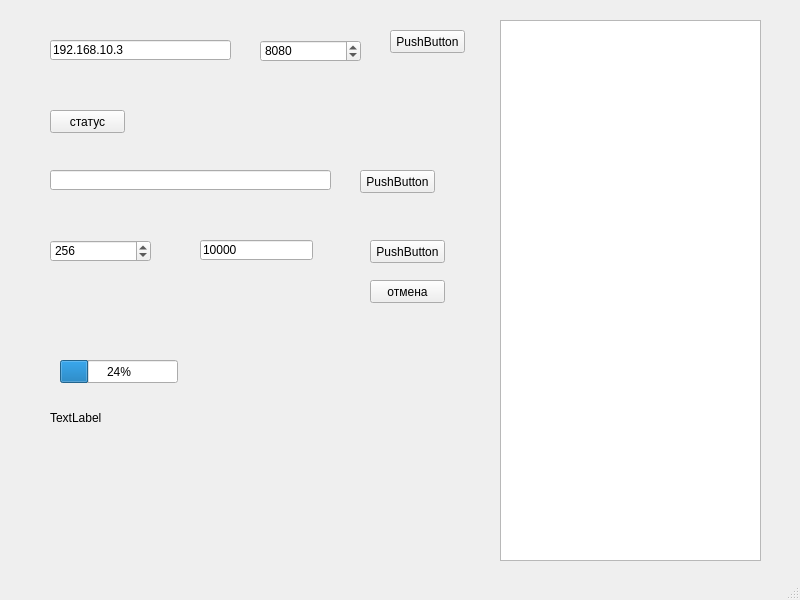
Before: the Qt Designer form test_client_py/test_cpp/test_update_stm32/mainwindow.ui in Sergey-V-Z/STM32F4_Boot, drawn with Qt 5.
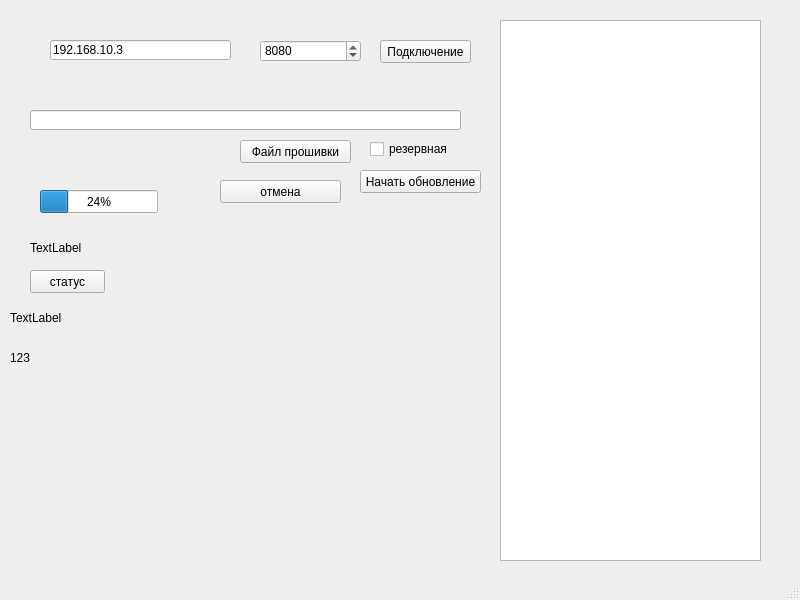
After: the same form once the commit is applied.

The edit to the form file:
```diff
--- a/test_client_py/test_cpp/test_update_stm32/mainwindow.ui
+++ b/test_client_py/test_cpp/test_update_stm32/mainwindow.ui
@@ -46,21 +46,21 @@
    <widget class="QPushButton" name="connectButton">
     <property name="geometry">
      <rect>
-      <x>390</x>
-      <y>30</y>
-      <width>75</width>
+      <x>380</x>
+      <y>40</y>
+      <width>91</width>
       <height>23</height>
      </rect>
     </property>
     <property name="text">
-     <string>PushButton</string>
+     <string>Подключение</string>
     </property>
    </widget>
    <widget class="QPushButton" name="statusButton">
     <property name="geometry">
      <rect>
-      <x>50</x>
-      <y>110</y>
+      <x>30</x>
+      <y>270</y>
       <width>75</width>
       <height>23</height>
      </rect>
@@ -72,9 +72,9 @@
    <widget class="QLineEdit" name="firmwarePathEdit">
     <property name="geometry">
      <rect>
-      <x>50</x>
-      <y>170</y>
-      <width>281</width>
+      <x>30</x>
+      <y>110</y>
+      <width>431</width>
       <height>20</height>
      </rect>
     </property>
@@ -85,64 +85,35 @@
    <widget class="QPushButton" name="browseButton">
     <property name="geometry">
      <rect>
-      <x>360</x>
-      <y>170</y>
-      <width>75</width>
+      <x>240</x>
+      <y>140</y>
+      <width>111</width>
       <height>23</height>
      </rect>
     </property>
     <property name="text">
-     <string>PushButton</string>
-    </property>
-   </widget>
-   <widget class="QSpinBox" name="blockSizeSpinBox">
-    <property name="geometry">
-     <rect>
-      <x>50</x>
-      <y>240</y>
-      <width>101</width>
-      <height>22</height>
-     </rect>
-    </property>
-    <property name="maximum">
-     <number>10000</number>
-    </property>
-    <property name="value">
-     <number>256</number>
-    </property>
-   </widget>
-   <widget class="QLineEdit" name="versionEdit">
-    <property name="geometry">
-     <rect>
-      <x>200</x>
-      <y>240</y>
-      <width>113</width>
-      <height>20</height>
-     </rect>
-    </property>
-    <property name="text">
-     <string>10000</string>
+     <string>Файл прошивки</string>
     </property>
    </widget>
    <widget class="QPushButton" name="updateButton">
     <property name="geometry">
      <rect>
-      <x>370</x>
-      <y>240</y>
-      <width>75</width>
+      <x>360</x>
+      <y>170</y>
+      <width>121</width>
       <height>23</height>
      </rect>
     </property>
     <property name="text">
-     <string>PushButton</string>
+     <string>Начать обновление</string>
     </property>
    </widget>
    <widget class="QPushButton" name="abortButton">
     <property name="geometry">
      <rect>
-      <x>370</x>
-      <y>280</y>
-      <width>75</width>
+      <x>220</x>
+      <y>180</y>
+      <width>121</width>
       <height>23</height>
      </rect>
     </property>
@@ -153,8 +124,8 @@
    <widget class="QProgressBar" name="progressBar">
     <property name="geometry">
      <rect>
-      <x>60</x>
-      <y>360</y>
+      <x>40</x>
+      <y>190</y>
       <width>118</width>
       <height>23</height>
      </rect>
@@ -166,8 +137,8 @@
    <widget class="QLabel" name="statusLabel">
     <property name="geometry">
      <rect>
-      <x>50</x>
-      <y>410</y>
+      <x>30</x>
+      <y>240</y>
       <width>431</width>
       <height>16</height>
      </rect>
@@ -186,6 +157,45 @@
      </rect>
     </property>
    </widget>
+   <widget class="QCheckBox" name="m_backupUpdateCheckBox">
+    <property name="geometry">
+     <rect>
+      <x>370</x>
+      <y>140</y>
+      <width>101</width>
+      <height>18</height>
+     </rect>
+    </property>
+    <property name="text">
+     <string>резервная</string>
+    </property>
+   </widget>
+   <widget class="QLabel" name="deviceInfoLabel">
+    <property name="geometry">
+     <rect>
+      <x>10</x>
+      <y>310</y>
+      <width>431</width>
+      <height>16</height>
+     </rect>
+    </property>
+    <property name="text">
+     <string>TextLabel</string>
+    </property>
+   </widget>
+   <widget class="QLabel" name="fileInfoLabel">
+    <property name="geometry">
+     <rect>
+      <x>10</x>
+      <y>350</y>
+      <width>451</width>
+      <height>16</height>
+     </rect>
+    </property>
+    <property name="text">
+     <string>123</string>
+    </property>
+   </widget>
   </widget>
   <widget class="QMenuBar" name="menubar">
    <property name="geometry">
```
